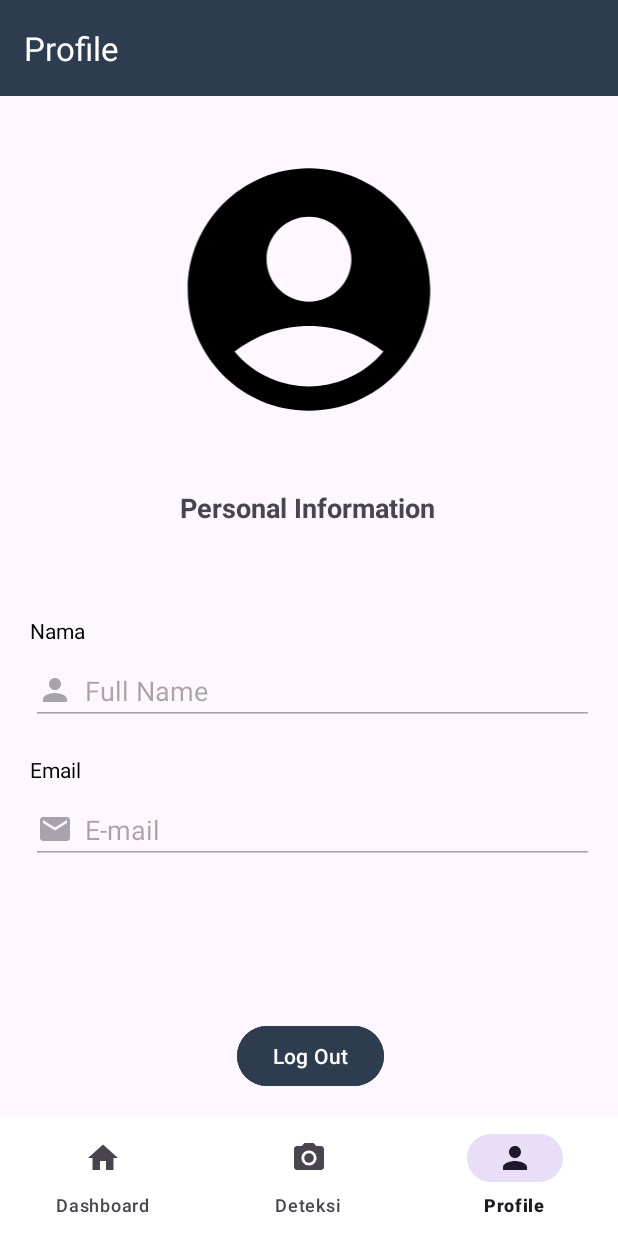
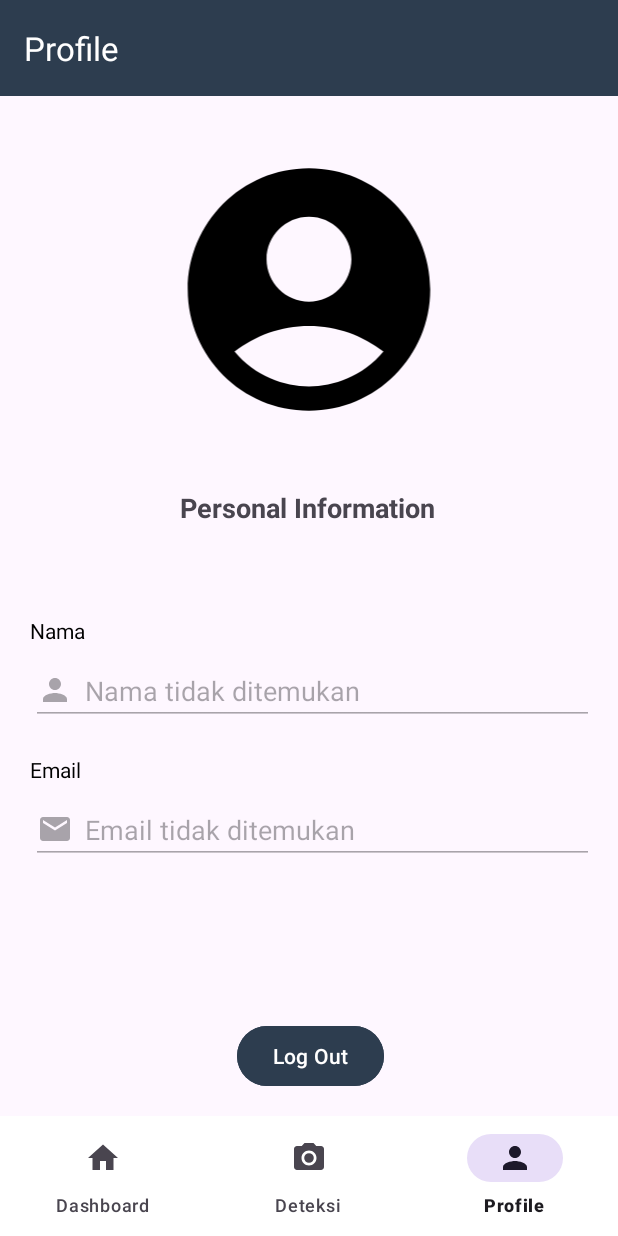
Before and after one commit to Carol-Health/MD, an Android app: the screen it shows after launch once a user with an empty profile is signed in (MainActivity), item 3 of the bottom bar chosen, on a phone screen of 412 x 824 dp. Run offline under Robolectric (Android 15) with nearby library versions, the phone set to English and light mode, and no system bars; our stand-ins replace Firebase (no records; nobody signed in at launch, a user with empty details on screens opened directly).

Commit message:
Memperbaiki logika login register, dan menambahkan firestore database

```diff
--- a/app/build.gradle.kts
+++ b/app/build.gradle.kts
@@ -46,6 +46,7 @@ dependencies {
     implementation("com.google.android.material:material:1.9.0")
     implementation("androidx.constraintlayout:constraintlayout:2.1.4")
     implementation(libs.firebase.auth)
+    implementation("com.google.firebase:firebase-firestore:25.1.1")
     testImplementation("junit:junit:4.13.2")
     androidTestImplementation("androidx.test.ext:junit:1.1.5")
     androidTestImplementation("androidx.test.espresso:espresso-core:3.5.1")
--- a/app/src/main/java/com/example/carol/data/pref/UserModel.kt
+++ b/app/src/main/java/com/example/carol/data/pref/UserModel.kt
@@ -1,8 +1,10 @@
 package com.example.carol.data.pref
 
 data class UserModel(
-    val uid: String,
+    val id: String,
     val email: String?,
-    val displayName: String?,
+    val username: String?,
+    val password: String?,
+    val createdAt: String?,
     val isLogin: Boolean = false
 )
--- a/app/src/main/java/com/example/carol/view/main/ProfileFragment.kt
+++ b/app/src/main/java/com/example/carol/view/main/ProfileFragment.kt
@@ -12,13 +12,14 @@ import com.example.carol.R
 import com.example.carol.view.login.LoginActivity
 import com.example.carol.view.welcome.WelcomeActivity
 import com.google.firebase.auth.FirebaseAuth
-import com.google.firebase.auth.FirebaseUser
+import com.google.firebase.firestore.FirebaseFirestore
 
 class ProfileFragment : Fragment() {
 
     private lateinit var displayNameEditText: EditText
     private lateinit var emailEditText: EditText
     private lateinit var logoutButton: Button
+    private val firestore = FirebaseFirestore.getInstance()
 
     override fun onCreateView(
         inflater: LayoutInflater, container: ViewGroup?,
@@ -38,7 +39,7 @@ class ProfileFragment : Fragment() {
         emailEditText = view.findViewById(R.id.emailField)
         logoutButton = view.findViewById(R.id.logoutButton)
 
-        loadUserProfile(user)
+        loadUserProfile(user.uid)
 
         logoutButton.setOnClickListener {
             performLogout()
@@ -47,16 +48,25 @@ class ProfileFragment : Fragment() {
         return view
     }
 
-    private fun loadUserProfile(user: FirebaseUser) {
-        val displayName = user.displayName ?: "Nama tidak tersedia"
-        val email = user.email ?: "Email tidak tersedia"
+    private fun loadUserProfile(uid: String) {
+        firestore.collection("users").document(uid).get()
+            .addOnSuccessListener { document ->
+                if (document != null && document.exists()) {
+                    val displayName = document.getString("username") ?: "Nama tidak tersedia"
+                    val email = document.getString("email") ?: "Email tidak tersedia"
 
-        android.util.Log.d("ProfileFragment", "Display Name: $displayName")
-
-        displayNameEditText.setText(displayName)
-        emailEditText.setText(email)
+                    displayNameEditText.setText(displayName)
+                    emailEditText.setText(email)
+                } else {
+                    displayNameEditText.setText("Nama tidak ditemukan")
+                    emailEditText.setText("Email tidak ditemukan")
+                }
+            }
+            .addOnFailureListener {
+                displayNameEditText.setText("Error memuat nama")
+                emailEditText.setText("Error memuat email")
+            }
     }
-
 
     private fun performLogout() {
         FirebaseAuth.getInstance().signOut()
--- a/app/src/main/res/layout/activity_login.xml
+++ b/app/src/main/res/layout/activity_login.xml
@@ -58,7 +58,7 @@
         android:layout_height="wrap_content"
         android:layout_marginStart="32dp"
         android:layout_marginTop="24dp"
-        android:alpha="0"
+        android:alpha="1"
         android:text="@string/email"
         android:textColor="@color/black"
         app:layout_constraintStart_toStartOf="parent"
@@ -72,7 +72,7 @@
         android:layout_height="wrap_content"
         android:layout_marginStart="32dp"
         android:layout_marginEnd="32dp"
-        android:alpha="0"
+        android:alpha="1"
         app:layout_constraintEnd_toEndOf="parent"
         app:layout_constraintStart_toStartOf="parent"
         app:layout_constraintTop_toBottomOf="@+id/emailTextView"
```
Also changed, not shown: app/src/main/java/com/example/carol/data/pref/UserPreference.kt (+12 -6 lines), app/src/main/java/com/example/carol/view/login/LoginActivity.kt (+20 -4 lines), app/src/main/java/com/example/carol/view/signup/SignupActivity.kt (+25 -11 lines).
